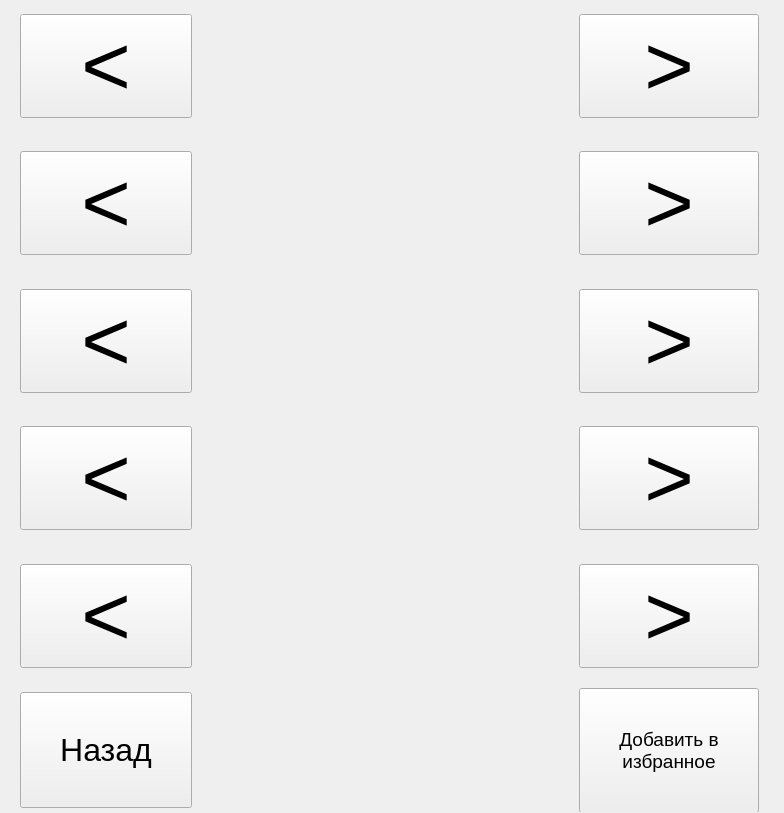
This is styles_ui/y2k.ui in yonglore/item-collector as Qt 5 draws it before an edit. The edited form follows.
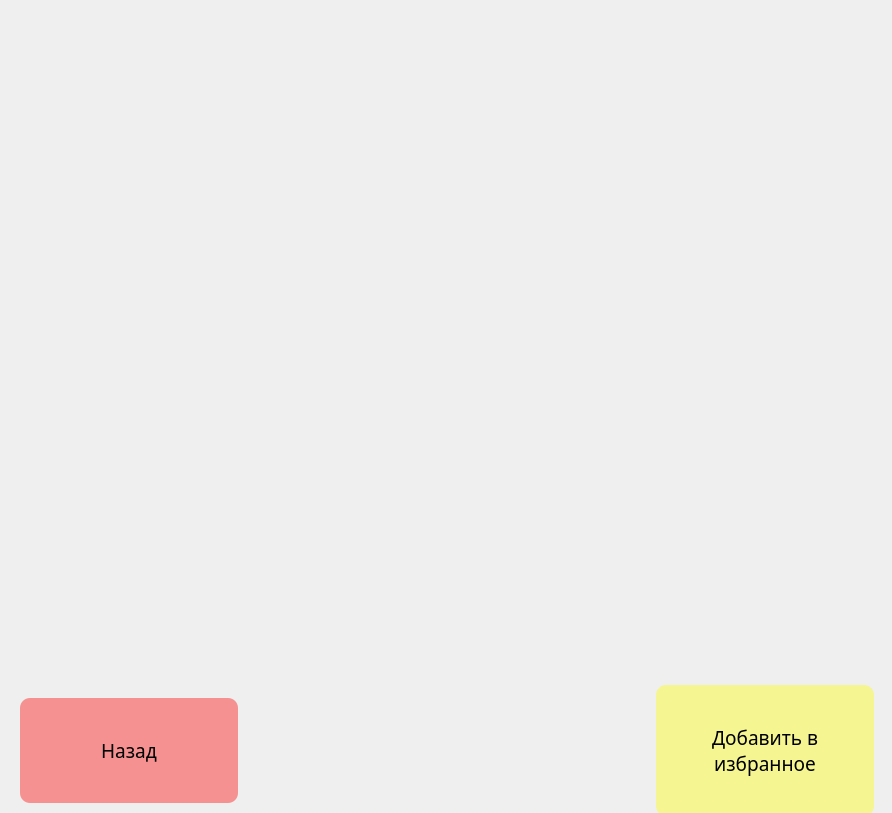
This is the edited form.

Patch:
```diff
--- a/styles_ui/y2k.ui
+++ b/styles_ui/y2k.ui
@@ -6,7 +6,7 @@
    <rect>
     <x>0</x>
     <y>0</y>
-    <width>784</width>
+    <width>892</width>
     <height>813</height>
    </rect>
   </property>
@@ -18,8 +18,8 @@
     <rect>
      <x>20</x>
      <y>0</y>
-     <width>739</width>
-     <height>812</height>
+     <width>854</width>
+     <height>816</height>
     </rect>
    </property>
    <property name="font">
@@ -38,8 +38,19 @@
         <pointsize>64</pointsize>
        </font>
       </property>
+      <property name="styleSheet">
+       <string notr="true">padding: 25;
+outline: none;
+border: none;</string>
+      </property>
       <property name="text">
-       <string>&gt;</string>
+       <string/>
+      </property>
+      <property name="iconSize">
+       <size>
+        <width>300</width>
+        <height>300</height>
+       </size>
       </property>
      </widget>
     </item>
@@ -73,8 +84,19 @@
         <pointsize>64</pointsize>
        </font>
       </property>
+      <property name="styleSheet">
+       <string notr="true">padding: 25;
+outline: none;
+border: none;</string>
+      </property>
       <property name="text">
-       <string>&gt;</string>
+       <string/>
+      </property>
+      <property name="iconSize">
+       <size>
+        <width>300</width>
+        <height>300</height>
+       </size>
       </property>
      </widget>
     </item>
@@ -85,8 +107,19 @@
         <pointsize>64</pointsize>
        </font>
       </property>
+      <property name="styleSheet">
+       <string notr="true">padding: 25;
+outline: none;
+border: none;</string>
+      </property>
       <property name="text">
-       <string>&lt;</string>
+       <string/>
+      </property>
+      <property name="iconSize">
+       <size>
+        <width>300</width>
+        <height>300</height>
+       </size>
       </property>
      </widget>
     </item>
@@ -97,8 +130,19 @@
         <pointsize>64</pointsize>
        </font>
       </property>
+      <property name="styleSheet">
+       <string notr="true">padding: 25;
+outline: none;
+border: none;</string>
+      </property>
       <property name="text">
-       <string>&lt;</string>
+       <string/>
+      </property>
+      <property name="iconSize">
+       <size>
+        <width>300</width>
+        <height>300</height>
+       </size>
       </property>
      </widget>
     </item>
@@ -109,8 +153,19 @@
         <pointsize>64</pointsize>
        </font>
       </property>
+      <property name="styleSheet">
+       <string notr="true">padding: 25;
+outline: none;
+border: none;</string>
+      </property>
       <property name="text">
-       <string>&lt;</string>
+       <string/>
+      </property>
+      <property name="iconSize">
+       <size>
+        <width>300</width>
+        <height>300</height>
+       </size>
       </property>
      </widget>
     </item>
@@ -121,8 +176,19 @@
         <pointsize>64</pointsize>
        </font>
       </property>
+      <property name="styleSheet">
+       <string notr="true">padding: 25;
+outline: none;
+border: none;</string>
+      </property>
       <property name="text">
-       <string>&lt;</string>
+       <string/>
+      </property>
+      <property name="iconSize">
+       <size>
+        <width>300</width>
+        <height>300</height>
+       </size>
       </property>
      </widget>
     </item>
@@ -162,8 +228,19 @@
         <pointsize>64</pointsize>
        </font>
       </property>
+      <property name="styleSheet">
+       <string notr="true">padding: 25;
+outline: none;
+border: none;</string>
+      </property>
       <property name="text">
-       <string>&lt;</string>
+       <string/>
+      </property>
+      <property name="iconSize">
+       <size>
+        <width>300</width>
+        <height>300</height>
+       </size>
       </property>
      </widget>
     </item>
@@ -174,8 +251,19 @@
         <pointsize>64</pointsize>
        </font>
       </property>
+      <property name="styleSheet">
+       <string notr="true">padding: 25;
+outline: none;
+border: none;</string>
+      </property>
       <property name="text">
-       <string>&gt;</string>
+       <string/>
+      </property>
+      <property name="iconSize">
+       <size>
+        <width>300</width>
+        <height>300</height>
+       </size>
       </property>
      </widget>
     </item>
@@ -209,8 +297,19 @@
         <pointsize>64</pointsize>
        </font>
       </property>
+      <property name="styleSheet">
+       <string notr="true">padding: 25;
+outline: none;
+border: none;</string>
+      </property>
       <property name="text">
-       <string>&gt;</string>
+       <string/>
+      </property>
+      <property name="iconSize">
+       <size>
+        <width>300</width>
+        <height>300</height>
+       </size>
       </property>
      </widget>
     </item>
@@ -221,8 +320,19 @@
         <pointsize>64</pointsize>
        </font>
       </property>
+      <property name="styleSheet">
+       <string notr="true">padding: 25;
+outline: none;
+border: none;</string>
+      </property>
       <property name="text">
-       <string>&gt;</string>
+       <string/>
+      </property>
+      <property name="iconSize">
+       <size>
+        <width>300</width>
+        <height>300</height>
+       </size>
       </property>
      </widget>
     </item>
@@ -282,11 +392,21 @@
      <widget class="QPushButton" name="favourites">
       <property name="font">
        <font>
+        <family>Rockwell</family>
         <pointsize>14</pointsize>
        </font>
       </property>
       <property name="styleSheet">
-       <string notr="true">padding: none;</string>
+       <string notr="true">QPushButton{
+padding: none;
+border: transparent solid;
+background-color: rgba(255, 255, 0,100);
+border-radius: 10%;
+
+}
+QPushButton:hover{
+background-color: rgba(90,90,90,100);
+}</string>
       </property>
       <property name="text">
        <string>Добавить в 
@@ -298,12 +418,21 @@
      <widget class="QPushButton" name="back">
       <property name="font">
        <font>
-        <pointsize>24</pointsize>
+        <family>Rockwell</family>
+        <pointsize>14</pointsize>
        </font>
       </property>
       <property name="styleSheet">
-       <string notr="true">padding: none;
-</string>
+       <string notr="true">QPushButton{
+padding: none;
+border: transparent solid;
+background-color: rgba(255, 0, 0,100);
+border-radius: 10%;
+
+}
+QPushButton:hover{
+background-color: rgba(90,90,90,100);
+}</string>
       </property>
       <property name="text">
        <string>Назад</string>
```
